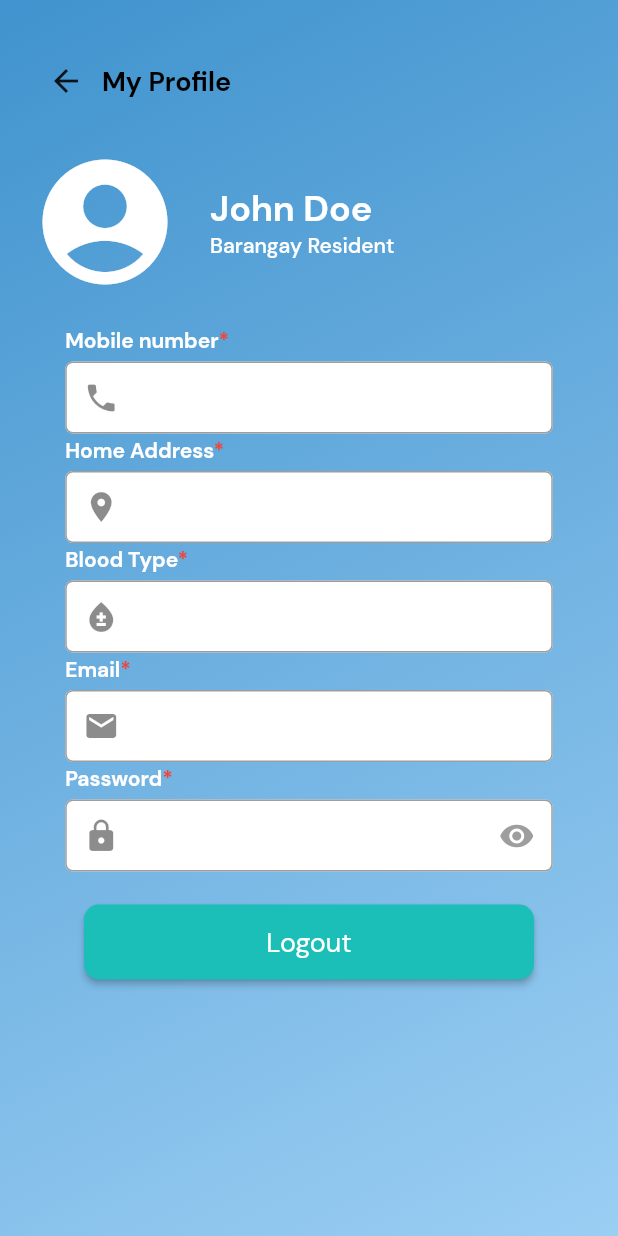
After one commit to lansoyyy/gusa_cic, a Flutter app: the ProfileScreen screen opened directly, on a phone screen of 412 x 824 dp. The commit adds this screen. Run offline on Flutter 3.47's test engine with Material 2 defaults, Android fonts, the phone set to English and light mode, and no system bars; our stand-ins replace fluttertoast.

Commit message:
added profile screen

```diff
--- /dev/null
+++ b/lib/screens/profile_screen.dart
@@ -0,0 +1,161 @@
+import 'package:flutter/material.dart';
+import 'package:gusa_cic/screens/auth/login_screen.dart';
+import 'package:gusa_cic/utils/colors.dart';
+import 'package:gusa_cic/widgets/button_widget.dart';
+import 'package:gusa_cic/widgets/text_widget.dart';
+import 'package:gusa_cic/widgets/textfield_widget.dart';
+
+class ProfileScreen extends StatefulWidget {
+  const ProfileScreen({super.key});
+
+  @override
+  State<ProfileScreen> createState() => _ProfileScreenState();
+}
+
+class _ProfileScreenState extends State<ProfileScreen> {
+
+  final addressController = TextEditingController();
+            final phonenumberController = TextEditingController();
+              final bloodtypeController = TextEditingController();
+                final genderController = TextEditingController();
+
+  final emailController = TextEditingController();
+  final passwordController = TextEditingController();
+  @override
+  Widget build(BuildContext context) {
+    return  Scaffold(
+      body: Container( height: double.infinity,
+        width: double.infinity,
+        decoration: BoxDecoration(
+            gradient: LinearGradient(
+    begin: Alignment.topLeft,
+    end: Alignment.bottomRight,
+    colors: [
+      Color(0xff4093CE),
+      Color(0xff9BCEF3),
+    ],
+  ),),
+  child: Padding(
+    padding: const EdgeInsets.fromLTRB(20, 30, 20, 30),
+    child: SingleChildScrollView(
+      child: Column(
+        children: [
+          Row(
+            mainAxisAlignment: MainAxisAlignment.start,
+            children: [
+              IconButton(onPressed: () {
+                Navigator.pop(context);
+              }, icon: Icon(Icons.arrow_back,),),
+              TextWidget(text: 'My Profile', fontSize: 18,
+              fontFamily: 'Bold',
+              color: Colors.black,),
+            ],
+          ),
+          SizedBox(height: 20,),
+          Row(
+            mainAxisAlignment: MainAxisAlignment.start,
+            children: [
+              Icon(Icons.account_circle,
+              color: Colors.white,
+              size: 100,),
+              SizedBox(width: 20,),
+              Column(
+                mainAxisAlignment: MainAxisAlignment.start,
+                crossAxisAlignment: CrossAxisAlignment.start,
+                children: [
+                  TextWidget(text: 'John Doe', fontSize: 24,
+                  fontFamily: 'Bold',
+                  color: Colors.white,),
+                  TextWidget(text: 'Barangay Resident', fontSize: 14,
+                  fontFamily: 'Medium',
+                  color: Colors.white,),
+                ],
+              ),
+
+            ],
+          ),
+          SizedBox(height: 20,),
+           TextFieldWidget(
+                                          prefixIcon: Icons.phone,
+
+                                          controller: phonenumberController
+                                        ,label: 'Mobile number',),
+                                            TextFieldWidget(
+                                          prefixIcon: Icons.location_on,
+
+                                          controller: addressController
+                                        ,label: 'Home Address',),
+                                          TextFieldWidget(
+                                          prefixIcon: Icons.bloodtype,
+
+                                          controller: addressController
+                                        ,label: 'Blood Type',),
+                                        TextFieldWidget(
+                                          prefixIcon: Icons.email,
+
+                                          controller: emailController
+                                        ,label: 'Email',),
+                                         TextFieldWidget(
+                                          isObscure: true,
+                                          showEye: true,
+                                          prefixIcon: Icons.lock,
+
+                                          controller: passwordController
+                                        ,label: 'Password',),
+                                        SizedBox(height: 20,),
+                                        ButtonWidget(
+                                          radius: 10,
+                                          color: buttonColor,
+                                          label: 'Logout', onPressed: () {
+                                              showDialog(
+                          context: context,
+                          builder: (context) => AlertDialog(
+                                title: const Text(
+                                  'Logout Confirmation',
+                                  style: TextStyle(
+                                      fontFamily: 'Bold',
+                                      fontWeight: FontWeight.bold),
+                                ),
+                                content: const Text(
+                                  'Are you sure you want to Logout?',
+                                  style: TextStyle(fontFamily: 'Regular'),
+                                ),
+                                actions: <Widget>[
+                                  MaterialButton(
+                                    onPressed: () =>
+                                        Navigator.of(context).pop(true),
+                                    child: const Text(
+                                      'Close',
+                                      style: TextStyle(
+                                          fontFamily: 'Regular',
+                                          fontWeight: FontWeight.bold),
+                                    ),
+                                  ),
+                                  MaterialButton(
+                                    onPressed: () async {
+                                      // await FirebaseAuth.instance.signOut();
+                                      Navigator.of(context).pushReplacement(
+                                          MaterialPageRoute(
+                                              builder: (context) =>
+                                                  const LoginScreen()));
+                                    },
+                                    child: const Text(
+                                      'Continue',
+                                      style: TextStyle(
+                                          fontFamily: 'Regular',
+                                          fontWeight: FontWeight.bold),
+                                    ),
+                                  ),
+                                ],
+                              ));
+
+                                        },),
+                                                SizedBox(height: 20,),
+
+        ],
+      ),
+    ),
+  ),
+      ));
+  }
+}
```
Also changed, not shown: lib/screens/home_screen.dart (+9 -1 lines).
